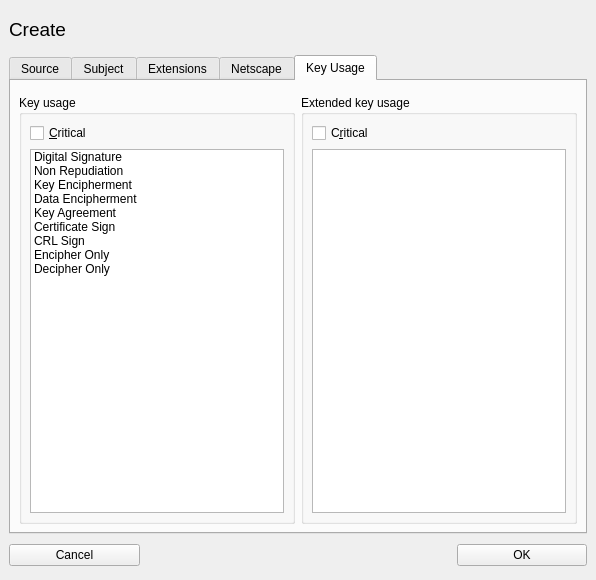
This is ui/NewX509.ui in chris2511/xca as Qt 5 draws it before an edit. The edited form follows.
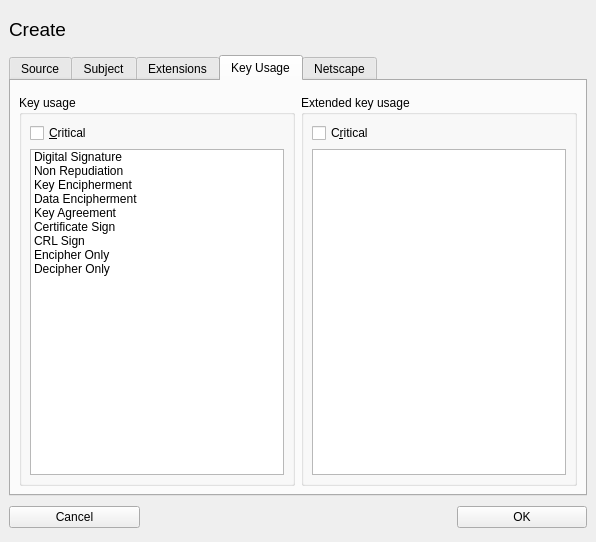
This is the edited form. The open tabs and pages were chosen to show the change. Custom widgets are drawn as their Qt base class.

The edit to the form file:
```diff
--- a/ui/NewX509.ui
+++ b/ui/NewX509.ui
@@ -6,7 +6,7 @@
     <x>0</x>
     <y>0</y>
     <width>596</width>
-    <height>580</height>
+    <height>542</height>
    </rect>
   </property>
   <property name="windowTitle" >
@@ -1020,6 +1020,151 @@
        </property>
       </widget>
      </widget>
+     <widget class="QWidget" name="tab_3" >
+      <attribute name="title" >
+       <string>Key Usage</string>
+      </attribute>
+      <layout class="QVBoxLayout" >
+       <property name="margin" >
+        <number>8</number>
+       </property>
+       <property name="spacing" >
+        <number>6</number>
+       </property>
+       <item>
+        <widget class="QWidget" native="1" name="widget_4_3" />
+       </item>
+       <item>
+        <layout class="QHBoxLayout" >
+         <property name="margin" >
+          <number>0</number>
+         </property>
+         <property name="spacing" >
+          <number>6</number>
+         </property>
+         <item>
+          <widget class="QGroupBox" name="groupBox_12" >
+           <property name="title" >
+            <string>Key usage</string>
+           </property>
+           <layout class="QVBoxLayout" >
+            <property name="margin" >
+             <number>8</number>
+            </property>
+            <property name="spacing" >
+             <number>6</number>
+            </property>
+            <item>
+             <widget class="QCheckBox" name="kuCritical" >
+              <property name="text" >
+               <string>&amp;Critical</string>
+              </property>
+             </widget>
+            </item>
+            <item>
+             <widget class="QListWidget" name="keyUsage" >
+              <property name="selectionMode" >
+               <enum>QAbstractItemView::MultiSelection</enum>
+              </property>
+              <property name="selectionBehavior" >
+               <enum>QAbstractItemView::SelectRows</enum>
+              </property>
+              <item>
+               <property name="text" >
+                <string>Digital Signature</string>
+               </property>
+              </item>
+              <item>
+               <property name="text" >
+                <string>Non Repudiation</string>
+               </property>
+              </item>
+              <item>
+               <property name="text" >
+                <string>Key Encipherment</string>
+               </property>
+              </item>
+              <item>
+               <property name="text" >
+                <string>Data Encipherment</string>
+               </property>
+              </item>
+              <item>
+               <property name="text" >
+                <string>Key Agreement</string>
+               </property>
+              </item>
+              <item>
+               <property name="text" >
+                <string>Certificate Sign</string>
+               </property>
+              </item>
+              <item>
+               <property name="text" >
+                <string>CRL Sign</string>
+               </property>
+              </item>
+              <item>
+               <property name="text" >
+                <string>Encipher Only</string>
+               </property>
+              </item>
+              <item>
+               <property name="text" >
+                <string>Decipher Only</string>
+               </property>
+              </item>
+             </widget>
+            </item>
+           </layout>
+          </widget>
+         </item>
+         <item>
+          <widget class="QGroupBox" name="groupBox_11" >
+           <property name="title" >
+            <string>Extended key usage</string>
+           </property>
+           <layout class="QVBoxLayout" >
+            <property name="margin" >
+             <number>8</number>
+            </property>
+            <property name="spacing" >
+             <number>6</number>
+            </property>
+            <item>
+             <widget class="QCheckBox" name="ekuCritical" >
+              <property name="text" >
+               <string>C&amp;ritical</string>
+              </property>
+             </widget>
+            </item>
+            <item>
+             <widget class="QListWidget" name="ekeyUsage" >
+              <property name="selectionMode" >
+               <enum>QAbstractItemView::MultiSelection</enum>
+              </property>
+              <property name="selectionBehavior" >
+               <enum>QAbstractItemView::SelectRows</enum>
+              </property>
+             </widget>
+            </item>
+           </layout>
+          </widget>
+         </item>
+        </layout>
+       </item>
+      </layout>
+      <widget class="QWidget" native="1" name="widget_4" >
+       <property name="geometry" >
+        <rect>
+         <x>0</x>
+         <y>0</y>
+         <width>100</width>
+         <height>30</height>
+        </rect>
+       </property>
+      </widget>
+     </widget>
      <widget class="QWidget" name="tab_4" >
       <attribute name="title" >
        <string>Netscape</string>
@@ -1247,151 +1392,6 @@
        </property>
       </widget>
      </widget>
-     <widget class="QWidget" name="tab_3" >
-      <attribute name="title" >
-       <string>Key Usage</string>
-      </attribute>
-      <layout class="QVBoxLayout" >
-       <property name="margin" >
-        <number>8</number>
-       </property>
-       <property name="spacing" >
-        <number>6</number>
-       </property>
-       <item>
-        <widget class="QWidget" native="1" name="widget_4_3" />
-       </item>
-       <item>
-        <layout class="QHBoxLayout" >
-         <property name="margin" >
-          <number>0</number>
-         </property>
-         <property name="spacing" >
-          <number>6</number>
-         </property>
-         <item>
-          <widget class="QGroupBox" name="groupBox_12" >
-           <property name="title" >
-            <string>Key usage</string>
-           </property>
-           <layout class="QVBoxLayout" >
-            <property name="margin" >
-             <number>8</number>
-            </property>
-            <property name="spacing" >
-             <number>6</number>
-            </property>
-            <item>
-             <widget class="QCheckBox" name="kuCritical" >
-              <property name="text" >
-               <string>&amp;Critical</string>
-              </property>
-             </widget>
-            </item>
-            <item>
-             <widget class="QListWidget" name="keyUsage" >
-              <property name="selectionMode" >
-               <enum>QAbstractItemView::MultiSelection</enum>
-              </property>
-              <property name="selectionBehavior" >
-               <enum>QAbstractItemView::SelectRows</enum>
-              </property>
-              <item>
-               <property name="text" >
-                <string>Digital Signature</string>
-               </property>
-              </item>
-              <item>
-               <property name="text" >
-                <string>Non Repudiation</string>
-               </property>
-              </item>
-              <item>
-               <property name="text" >
-                <string>Key Encipherment</string>
-               </property>
-              </item>
-              <item>
-               <property name="text" >
-                <string>Data Encipherment</string>
-               </property>
-              </item>
-              <item>
-               <property name="text" >
-                <string>Key Agreement</string>
-               </property>
-              </item>
-              <item>
-               <property name="text" >
-                <string>Certificate Sign</string>
-               </property>
-              </item>
-              <item>
-               <property name="text" >
-                <string>CRL Sign</string>
-               </property>
-              </item>
-              <item>
-               <property name="text" >
-                <string>Encipher Only</string>
-               </property>
-              </item>
-              <item>
-               <property name="text" >
-                <string>Decipher Only</string>
-               </property>
-              </item>
-             </widget>
-            </item>
-           </layout>
-          </widget>
-         </item>
-         <item>
-          <widget class="QGroupBox" name="groupBox_11" >
-           <property name="title" >
-            <string>Extended key usage</string>
-           </property>
-           <layout class="QVBoxLayout" >
-            <property name="margin" >
-             <number>8</number>
-            </property>
-            <property name="spacing" >
-             <number>6</number>
-            </property>
-            <item>
-             <widget class="QCheckBox" name="ekuCritical" >
-              <property name="text" >
-               <string>C&amp;ritical</string>
-              </property>
-             </widget>
-            </item>
-            <item>
-             <widget class="QListWidget" name="ekeyUsage" >
-              <property name="selectionMode" >
-               <enum>QAbstractItemView::MultiSelection</enum>
-              </property>
-              <property name="selectionBehavior" >
-               <enum>QAbstractItemView::SelectRows</enum>
-              </property>
-             </widget>
-            </item>
-           </layout>
-          </widget>
-         </item>
-        </layout>
-       </item>
-      </layout>
-      <widget class="QWidget" native="1" name="widget_4" >
-       <property name="geometry" >
-        <rect>
-         <x>0</x>
-         <y>0</y>
-         <width>100</width>
-         <height>30</height>
-        </rect>
-       </property>
-      </widget>
-     </widget>
     </widget>
    </item>
    <item>
```
Left out of the diff: 184 changed lines with no effect on the pictures.
